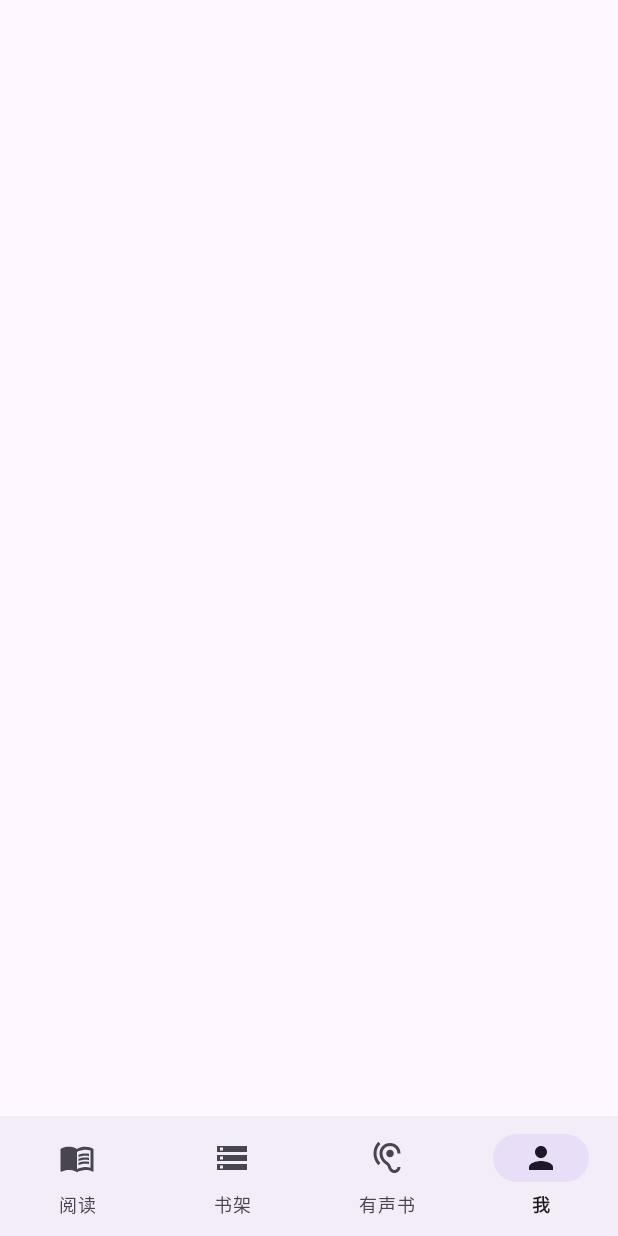
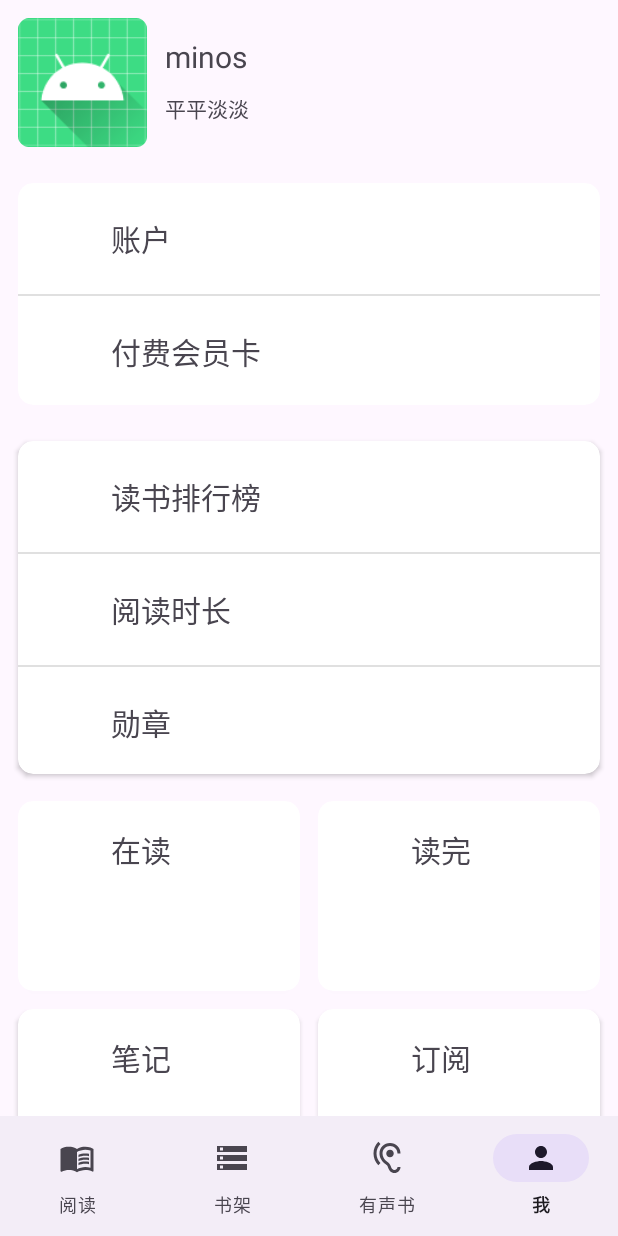
Before and after one commit to minos-chertsfield/BudReading, an Android app: the screen it shows after launch (MainActivity), item 4 of the bottom bar chosen, on a phone screen of 412 x 824 dp. Run offline under Robolectric (Android 15) with nearby library versions, the phone set to English and light mode, and no system bars.

Commit message:
添加“我”的页面

```diff
--- a/app/src/main/java/com/minos/budreading/MineFragment.kt
+++ b/app/src/main/java/com/minos/budreading/MineFragment.kt
@@ -1,8 +1,65 @@
 package com.minos.budreading
 
+import android.os.Bundle
+import android.view.LayoutInflater
+import android.view.View
+import android.view.ViewGroup
 import androidx.fragment.app.Fragment
+import androidx.recyclerview.widget.RecyclerView
+import com.minos.budreading.adapter.MineAdapter
+import com.minos.budreading.model.CardBean
+import com.minos.budreading.model.CardItemBean1
+import com.minos.budreading.model.CardItemBean3
+import com.minos.budreading.model.InfoModel
 
-
+/**
+ * 我
+ */
 class MineFragment : Fragment() {
 
+    private lateinit var rv: RecyclerView
+    private val mAdapter by lazy { MineAdapter(requireContext()) }
+
+    override fun onCreateView(
+        inflater: LayoutInflater,
+        container: ViewGroup?,
+        savedInstanceState: Bundle?
+    ): View? {
+        return inflater.inflate(R.layout.fragment_mine, null)
+    }
+
+    override fun onViewCreated(view: View, savedInstanceState: Bundle?) {
+        super.onViewCreated(view, savedInstanceState)
+        rv = view.findViewById(R.id.rv)
+        rv.adapter = mAdapter
+        val dataList = mutableListOf(
+            CardBean(type = 3, item3 = CardItemBean3("minos", "平平淡淡", "", "")),
+            CardBean(
+                type = 1, item1 = CardItemBean1(
+                    mutableListOf(InfoModel("账户", ""), InfoModel("付费会员卡", ""))
+                )
+            ),
+            CardBean(
+                type = 1, item1 = CardItemBean1(
+                    mutableListOf(
+                        InfoModel("读书排行榜", ""),
+                        InfoModel("阅读时长", ""),
+                        InfoModel("勋章", "")
+                    )
+                )
+            ),
+            CardBean(type = 2),
+            CardBean(
+                type = 1, item1 = CardItemBean1(
+                    mutableListOf(InfoModel("浏览记录", ""), InfoModel("关注", ""))
+                )
+            ),
+            CardBean(
+                type = 1, item1 = CardItemBean1(
+                    mutableListOf(InfoModel("上架微信读书", ""))
+                )
+            ),
+        )
+        mAdapter.setData(dataList)
+    }
 }
--- /dev/null
+++ b/app/src/main/java/com/minos/budreading/ViewUtil.kt
@@ -0,0 +1,17 @@
+package com.minos.budreading
+
+import android.content.res.Resources
+import android.util.TypedValue
+import kotlin.math.roundToInt
+
+object ViewUtil {
+    fun dp2px(dpValue: Float): Int {
+        return TypedValue.applyDimension(
+            TypedValue.COMPLEX_UNIT_DIP,
+            dpValue,
+            Resources.getSystem().displayMetrics
+        ).roundToInt()
+    }
+
+
+}
--- /dev/null
+++ b/app/src/main/java/com/minos/budreading/adapter/InfoAdapter.kt
@@ -0,0 +1,42 @@
+package com.minos.budreading.adapter
+
+import android.content.Context
+import android.view.LayoutInflater
+import android.view.View
+import android.view.ViewGroup
+import android.widget.BaseAdapter
+import android.widget.TextView
+import com.minos.budreading.R
+import com.minos.budreading.model.InfoModel
+
+class InfoAdapter(private val context: Context) : BaseAdapter() {
+
+    private val inflater = LayoutInflater.from(context)
+
+    private val infoList = mutableListOf<InfoModel>()
+    override fun getCount(): Int {
+        return infoList.size
+    }
+
+    override fun getItem(position: Int): InfoModel {
+        return infoList[position]
+    }
+
+    override fun getItemId(position: Int): Long {
+        return position.toLong()
+    }
+
+    override fun getView(position: Int, p1: View?, p2: ViewGroup?): View {
+        val view = inflater.inflate(R.layout.item_layout_type_one_col, null)
+        val model = infoList[position]
+        val tvTitle = view.findViewById<TextView>(R.id.tv_title)
+        tvTitle.text = model.title
+        return view
+    }
+
+    fun setData(dataList: List<InfoModel>) {
+        infoList.clear()
+        infoList.addAll(dataList)
+        notifyDataSetChanged()
+    }
+}
--- /dev/null
+++ b/app/src/main/java/com/minos/budreading/adapter/MineAdapter.kt
@@ -0,0 +1,116 @@
+package com.minos.budreading.adapter
+
+import android.content.Context
+import android.view.LayoutInflater
+import android.view.View
+import android.view.ViewGroup
+import android.widget.ImageView
+import android.widget.ListView
+import android.widget.TextView
+import androidx.recyclerview.widget.RecyclerView
+import androidx.recyclerview.widget.RecyclerView.ViewHolder
+import com.google.android.material.imageview.ShapeableImageView
+import com.minos.budreading.model.CardBean
+import com.minos.budreading.R
+import com.minos.budreading.ViewUtil
+import com.minos.budreading.model.InfoModel
+
+class MineAdapter(private val context: Context) : RecyclerView.Adapter<ViewHolder>() {
+
+    private val inflater = LayoutInflater.from(context)
+    private val mDataList = mutableListOf<CardBean>()
+    companion object {
+        private const val VIEW_TYPE_ONE_COL = 1
+        private const val VIEW_TYPE_TWO_COL = 2
+        private const val VIEW_TYPE_INFO = 3
+    }
+
+    fun setData(dataList: MutableList<CardBean>) {
+        mDataList.clear()
+        mDataList.addAll(dataList)
+        notifyDataSetChanged()
+    }
+
+    override fun getItemViewType(position: Int): Int {
+        return when(mDataList[position].type) {
+             1 -> VIEW_TYPE_ONE_COL
+             2 -> VIEW_TYPE_TWO_COL
+             else -> VIEW_TYPE_INFO
+        }
+
+    }
+
+    override fun onCreateViewHolder(parent: ViewGroup, viewType: Int): RecyclerView.ViewHolder {
+        return when(viewType) {
+            VIEW_TYPE_ONE_COL -> ViewHolderOneCol(inflater.inflate(R.layout.layout_type_one_col, parent, false))
+            VIEW_TYPE_TWO_COL -> ViewHolderTwoCol(inflater.inflate(R.layout.layout_type_two_col, parent, false))
+            else -> ViewHolderInfo(inflater.inflate(R.layout.layout_type_info, parent, false))
+        }
+    }
+
+    override fun getItemCount(): Int {
+        return mDataList.size
+    }
+
+    override fun onBindViewHolder(holder: ViewHolder, position: Int) {
+        val model = mDataList[position]
+        when(holder) {
+            is ViewHolderOneCol -> {
+                val adapter = InfoAdapter(context)
+                holder.listView.adapter = adapter
+                adapter.setData(model.item1?.list ?: mutableListOf())
+                holder.listView.layoutParams.height = ViewUtil.dp2px(66f + 8f) * (model.item1?.list?.size ?: 0)
+            }
+            is ViewHolderTwoCol -> {
+                holder.apply {
+                    item1.apply {
+                        findViewById<TextView>(R.id.tv_state).text = "在读"
+                    }
+                    item2.apply {
+                        findViewById<TextView>(R.id.tv_state).text = "读完"
+                    }
+                    item3.apply {
+                        findViewById<TextView>(R.id.tv_state).text = "笔记"
+                    }
+                    item4.apply {
+                        findViewById<TextView>(R.id.tv_state).text = "订阅"
+                    }
+                }
+            }
+            is ViewHolderInfo -> {
+                holder.apply {
+                    tvName.text = model.item3?.name
+                    tvSignature.text = model.item3?.signature
+                }
+            }
+        }
+    }
+
+}
+
+/**
+ * 列表布局
+ */
+class ViewHolderOneCol(itemView: View) : RecyclerView.ViewHolder(itemView) {
+    val listView = itemView.findViewById<ListView>(R.id.lv)
+}
+
+/**
+ * 网格布局
+ */
+class ViewHolderTwoCol(itemView: View) : RecyclerView.ViewHolder(itemView) {
+    val item1 = itemView.findViewById<View>(R.id.item1)
+    val item2 = itemView.findViewById<View>(R.id.item2)
+    val item3 = itemView.findViewById<View>(R.id.item3)
+    val item4 = itemView.findViewById<View>(R.id.item4)
+}
+
+/**
+ * 个人信息布局
+ */
+class ViewHolderInfo(itemView: View) : RecyclerView.ViewHolder(itemView) {
+    val ivHead = itemView.findViewById<ShapeableImageView>(R.id.iv_head)
+    val tvName = itemView.findViewById<TextView>(R.id.tv_name)
+    val tvSignature = itemView.findViewById<TextView>(R.id.tv_signature)
+    val ivMedal = itemView.findViewById<ImageView>(R.id.iv_medal)
+}
--- /dev/null
+++ b/app/src/main/java/com/minos/budreading/model/CardBean.kt
@@ -0,0 +1,27 @@
+package com.minos.budreading.model
+
+data class CardBean(
+    // 1-单列 2-双列 3-信息
+    val type: Int,
+    val item1: CardItemBean1? = null,
+    val item2: CardItemBean2? = null,
+    val item3: CardItemBean3? = null
+)
+
+data class CardItemBean1(
+    val list: List<InfoModel> = mutableListOf()
+)
+
+data class CardItemBean2(
+    val state: String?,
+    val num: String?,
+    val remain: String?,
+    val description: String?
+)
+
+data class CardItemBean3(
+    val name: String?,
+    val signature: String?,
+    val headUrl: String?,
+    val medalUrl: String?
+)
--- /dev/null
+++ b/app/src/main/java/com/minos/budreading/model/InfoModel.kt
@@ -0,0 +1,3 @@
+package com.minos.budreading.model
+
+data class InfoModel(val title: String?, val content: String?)
--- a/app/src/main/res/layout/fragment_mine.xml
+++ b/app/src/main/res/layout/fragment_mine.xml
@@ -1,14 +1,15 @@
 <?xml version="1.0" encoding="utf-8"?>
-<FrameLayout xmlns:android="http://schemas.android.com/apk/res/android"
+<androidx.constraintlayout.widget.ConstraintLayout xmlns:android="http://schemas.android.com/apk/res/android"
     xmlns:tools="http://schemas.android.com/tools"
     android:layout_width="match_parent"
     android:layout_height="match_parent"
+    xmlns:app="http://schemas.android.com/apk/res-auto"
     tools:context=".MineFragment">
 
-    <!-- TODO: Update blank fragment layout -->
-    <TextView
+    <androidx.recyclerview.widget.RecyclerView
+        android:id="@+id/rv"
         android:layout_width="match_parent"
         android:layout_height="match_parent"
-        android:text="@string/hello_blank_fragment" />
+        app:layoutManager="androidx.recyclerview.widget.LinearLayoutManager"/>
 
-</FrameLayout>
+</androidx.constraintlayout.widget.ConstraintLayout>
--- /dev/null
+++ b/app/src/main/res/layout/item_layout_type_one_col.xml
@@ -0,0 +1,36 @@
+<?xml version="1.0" encoding="utf-8"?>
+<androidx.constraintlayout.widget.ConstraintLayout xmlns:android="http://schemas.android.com/apk/res/android"
+    android:layout_width="match_parent"
+    android:layout_height="66dp"
+    xmlns:tools="http://schemas.android.com/tools"
+    android:padding="12dp"
+    xmlns:app="http://schemas.android.com/apk/res-auto">
+
+        <ImageView
+            android:id="@+id/iv_icon"
+            android:layout_width="40dp"
+            android:layout_height="40dp"
+            app:layout_constraintBottom_toBottomOf="parent"
+            app:layout_constraintStart_toStartOf="parent"
+            app:layout_constraintTop_toTopOf="parent" />
+
+        <TextView
+            android:id="@+id/tv_title"
+            android:layout_width="wrap_content"
+            android:layout_height="wrap_content"
+            android:layout_margin="10dp"
+            android:text="账户"
+            android:textSize="20sp"
+            app:layout_constraintBottom_toBottomOf="@+id/iv_icon"
+            app:layout_constraintStart_toEndOf="@id/iv_icon"
+            app:layout_constraintTop_toTopOf="@+id/iv_icon" />
+
+        <TextView
+            android:id="@+id/tv_detail"
+            android:layout_width="wrap_content"
+            android:layout_height="wrap_content"
+            app:layout_constraintBaseline_toBaselineOf="@id/tv_title"
+            app:layout_constraintEnd_toEndOf="parent"
+            app:layout_constraintTop_toTopOf="parent"
+            tools:text="本周尚未开始" />
+</androidx.constraintlayout.widget.ConstraintLayout>
--- /dev/null
+++ b/app/src/main/res/layout/item_layout_type_two_col.xml
@@ -0,0 +1,53 @@
+<androidx.constraintlayout.widget.ConstraintLayout xmlns:tools="http://schemas.android.com/tools"
+    xmlns:app="http://schemas.android.com/apk/res-auto"
+    xmlns:android="http://schemas.android.com/apk/res/android"
+    android:layout_width="match_parent"
+    android:layout_height="wrap_content"
+    android:layout_margin="12dp">
+
+    <ImageView
+        android:id="@+id/iv_icon"
+        android:layout_width="40dp"
+        android:layout_height="40dp"
+        app:layout_constraintStart_toStartOf="parent"
+        app:layout_constraintTop_toTopOf="parent" />
+
+    <TextView
+        android:id="@+id/tv_state"
+        android:layout_width="wrap_content"
+        android:layout_height="wrap_content"
+        android:layout_marginStart="10dp"
+        android:textSize="20sp"
+        app:layout_constraintBottom_toBottomOf="@+id/iv_icon"
+        app:layout_constraintStart_toEndOf="@+id/iv_icon"
+        app:layout_constraintTop_toTopOf="parent"
+        tools:text="在读" />
+
+    <TextView
+        android:id="@+id/tv_num"
+        android:layout_width="wrap_content"
+        android:layout_height="wrap_content"
+        android:layout_marginTop="16dp"
+        android:textSize="20sp"
+        app:layout_constraintStart_toStartOf="parent"
+        app:layout_constraintTop_toBottomOf="@id/iv_icon"
+        tools:text="162" />
+
+    <TextView
+        android:id="@+id/tv_remain"
+        android:layout_width="wrap_content"
+        android:layout_height="wrap_content"
+        android:layout_marginStart="6dp"
+        tools:text="本书在读"
+        app:layout_constraintBaseline_toBaselineOf="@id/tv_num"
+        app:layout_constraintStart_toEndOf="@id/tv_num" />
+
+    <TextView
+        android:id="@+id/tv_description"
+        android:layout_width="wrap_content"
+        android:layout_height="wrap_content"
+        app:layout_constraintStart_toStartOf="parent"
+        app:layout_constraintTop_toBottomOf="@id/tv_num"
+        tools:text="今年在读12本" />
+
+</androidx.constraintlayout.widget.ConstraintLayout>
--- /dev/null
+++ b/app/src/main/res/layout/layout_type_info.xml
@@ -0,0 +1,62 @@
+<?xml version="1.0" encoding="utf-8"?>
+<androidx.constraintlayout.widget.ConstraintLayout xmlns:android="http://schemas.android.com/apk/res/android"
+    xmlns:app="http://schemas.android.com/apk/res-auto"
+    xmlns:tools="http://schemas.android.com/tools"
+    android:layout_width="match_parent"
+    android:layout_height="wrap_content"
+    android:layout_margin="12dp">
+
+    <com.google.android.material.imageview.ShapeableImageView
+        android:id="@+id/iv_head"
+        android:layout_width="86dp"
+        android:layout_height="86dp"
+        android:src="@mipmap/ic_launcher_round"
+        app:layout_constraintBottom_toBottomOf="parent"
+        app:layout_constraintStart_toStartOf="parent"
+        app:layout_constraintTop_toTopOf="parent" />
+
+    <TextView
+        android:id="@+id/tv_name"
+        android:layout_width="wrap_content"
+        android:layout_height="wrap_content"
+        android:layout_marginStart="12dp"
+        android:layout_marginBottom="4dp"
+        android:textSize="20sp"
+        app:layout_constraintBottom_toTopOf="@id/guideline"
+        app:layout_constraintStart_toEndOf="@+id/iv_head"
+        tools:text="minos" />
+
+    <TextView
+        android:id="@+id/tv_signature"
+        android:layout_width="wrap_content"
+        android:layout_height="wrap_content"
+        android:layout_marginStart="12dp"
+        android:layout_marginTop="6dp"
+        app:layout_constraintStart_toEndOf="@+id/iv_head"
+        app:layout_constraintTop_toTopOf="@+id/guideline"
+        tools:text="job" />
+
+    <androidx.constraintlayout.widget.Guideline
+        android:id="@+id/guideline"
+        android:layout_width="wrap_content"
+        android:layout_height="wrap_content"
+        android:orientation="horizontal"
+        app:layout_constraintGuide_percent="0.5" />
+
+    <ImageView
+        android:id="@+id/iv_medal"
+        android:layout_width="60dp"
+        android:layout_height="30dp"
+        android:layout_marginEnd="40dp"
+        app:layout_constraintBottom_toTopOf="@+id/guideline"
+        app:layout_constraintEnd_toStartOf="@+id/iv_more" />
+
+    <ImageView
+        android:id="@+id/iv_more"
+        android:layout_width="30dp"
+        android:layout_height="30dp"
+        app:layout_constraintBottom_toBottomOf="parent"
+        app:layout_constraintEnd_toEndOf="parent"
+        app:layout_constraintTop_toTopOf="parent" />
+
+</androidx.constraintlayout.widget.ConstraintLayout>
--- /dev/null
+++ b/app/src/main/res/layout/layout_type_one_col.xml
@@ -0,0 +1,21 @@
+<LinearLayout xmlns:android="http://schemas.android.com/apk/res/android"
+    xmlns:tools="http://schemas.android.com/tools"
+    android:layout_width="match_parent"
+    android:layout_height="wrap_content"
+    xmlns:app="http://schemas.android.com/apk/res-auto">
+
+    <androidx.cardview.widget.CardView
+        android:layout_margin="12dp"
+        app:cardCornerRadius="10dp"
+        android:layout_width="match_parent"
+        android:layout_height="wrap_content">
+
+        <ListView
+            android:id="@+id/lv"
+            android:layout_width="match_parent"
+            android:layout_height="wrap_content"
+            android:scrollbars="none"
+            tools:listitem="@layout/item_layout_type_one_col"/>
+    </androidx.cardview.widget.CardView>
+
+</LinearLayout>
--- /dev/null
+++ b/app/src/main/res/layout/layout_type_two_col.xml
@@ -0,0 +1,66 @@
+<?xml version="1.0" encoding="utf-8"?>
+<GridLayout xmlns:android="http://schemas.android.com/apk/res/android"
+    android:layout_width="match_parent"
+    android:layout_height="wrap_content"
+    xmlns:app="http://schemas.android.com/apk/res-auto"
+    android:layout_column="2"
+    android:rowCount="2"
+    android:layout_marginHorizontal="6dp">
+
+    <androidx.cardview.widget.CardView
+        app:cardCornerRadius="10dp"
+        android:layout_width="wrap_content"
+        android:layout_height="wrap_content"
+        android:layout_columnWeight="1"
+        android:layout_rowWeight="1"
+        android:layout_row="0"
+        android:layout_column="0"
+        android:layout_margin="6dp">
+        <include
+            android:id="@+id/item1"
+            layout="@layout/item_layout_type_two_col" />
+    </androidx.cardview.widget.CardView>
+
+    <androidx.cardview.widget.CardView
+        app:cardCornerRadius="10dp"
+        android:layout_width="wrap_content"
+        android:layout_height="wrap_content"
+        android:layout_columnWeight="1"
+        android:layout_rowWeight="1"
+        android:layout_row="0"
+        android:layout_column="1"
+        android:layout_margin="6dp">
+        <include
+            android:id="@+id/item2"
+            layout="@layout/item_layout_type_two_col" />
+    </androidx.cardview.widget.CardView>
+
+    <androidx.cardview.widget.CardView
+        app:cardCornerRadius="10dp"
+        android:layout_width="wrap_content"
+        android:layout_height="wrap_content"
+        android:layout_columnWeight="1"
+        android:layout_rowWeight="1"
+        android:layout_row="1"
+        android:layout_column="0"
+        android:layout_margin="6dp">
+        <include
+            android:id="@+id/item3"
+            layout="@layout/item_layout_type_two_col" />
+    </androidx.cardview.widget.CardView>
+
+    <androidx.cardview.widget.CardView
+        app:cardCornerRadius="10dp"
+        android:layout_width="wrap_content"
+        android:layout_height="wrap_content"
+        android:layout_columnWeight="1"
+        android:layout_rowWeight="1"
+        android:layout_row="1"
+        android:layout_column="1"
+        android:layout_margin="6dp">
+        <include
+            android:id="@+id/item4"
+            layout="@layout/item_layout_type_two_col" />
+    </androidx.cardview.widget.CardView>
+
+</GridLayout>
```
